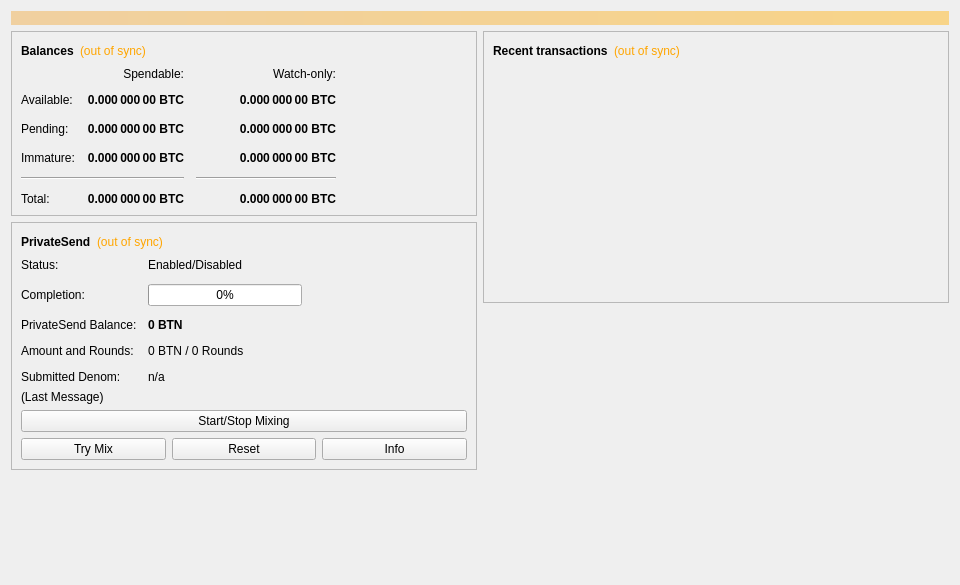
First picture: the form in src/qt/forms/overviewpage.ui, repository modcrypto/bitnexus, before the edit.
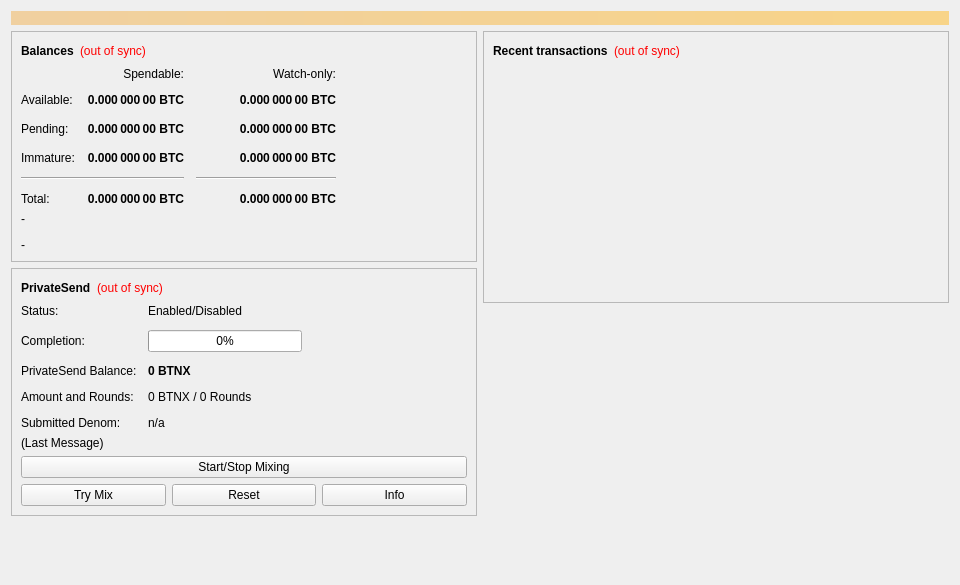
Second picture: the form after the edit.

What changed in the file:
```diff
--- a/src/qt/forms/overviewpage.ui
+++ b/src/qt/forms/overviewpage.ui
@@ -19,9 +19,6 @@
   <property name="windowTitle">
    <string>Form</string>
   </property>
-  <property name="styleSheet">
-   <string notr="true"/>
-  </property>
   <layout class="QVBoxLayout" name="topLayout">
    <item>
     <widget class="QLabel" name="labelAlerts">
@@ -73,7 +70,7 @@
                <string>The displayed information may be out of date. Your wallet automatically synchronizes with the BitcoinNode network after a connection is established, but this process has not completed yet.</string>
               </property>
               <property name="styleSheet">
-               <string notr="true">QLabel { color: orange;}</string>
+               <string notr="true">QLabel { color: red; }</string>
               </property>
               <property name="text">
                <string notr="true">(out of sync)</string>
@@ -401,6 +398,16 @@
             </item>
            </layout>
           </item>
+          <item>
+           <widget class="QLabel" name="MessageLabel">
+            <property name="text">
+             <string>&lt;html&gt;&lt;head/&gt;&lt;body&gt;&lt;p&gt;-&lt;/p&gt;&lt;p&gt;-&lt;/p&gt;&lt;/body&gt;&lt;/html&gt;</string>
+            </property>
+            <property name="wordWrap">
+             <bool>true</bool>
+            </property>
+           </widget>
+          </item>
          </layout>
         </widget>
        </item>
@@ -426,9 +433,6 @@
                 <bold>true</bold>
                </font>
               </property>
-              <property name="styleSheet">
-               <string notr="true"/>
-              </property>
               <property name="text">
                <string>PrivateSend</string>
               </property>
@@ -440,7 +444,7 @@
                <string>The displayed information may be out of date. Your wallet automatically synchronizes with the BitcoinNode network after a connection is established, but this process has not completed yet.</string>
               </property>
               <property name="styleSheet">
-               <string notr="true">QLabel { color: orange; }</string>
+               <string notr="true">QLabel { color: red; }</string>
               </property>
               <property name="text">
                <string notr="true">(out of sync)</string>
@@ -526,7 +530,7 @@
                </font>
               </property>
               <property name="text">
-               <string notr="true">0 BTN</string>
+               <string notr="true">0 BTNX</string>
               </property>
              </widget>
             </item>
@@ -540,7 +544,7 @@
             <item row="3" column="1">
              <widget class="QLabel" name="labelAmountRounds">
               <property name="text">
-               <string>0 BTN / 0 Rounds</string>
+               <string>0 BTNX / 0 Rounds</string>
               </property>
              </widget>
             </item>
@@ -565,9 +569,6 @@
           </item>
           <item>
            <layout class="QVBoxLayout" name="VerticalLayout_PS">
-            <property name="spacing">
-             <number>-1</number>
-            </property>
             <item>
              <widget class="QLabel" name="labelPrivateSendLastMessage">
               <property name="text">
@@ -701,7 +702,7 @@
                <string>The displayed information may be out of date. Your wallet automatically synchronizes with the BitcoinNode network after a connection is established, but this process has not completed yet.</string>
               </property>
               <property name="styleSheet">
-               <string notr="true">QLabel { color: orange; }</string>
+               <string notr="true">QLabel { color: red; }</string>
               </property>
               <property name="text">
                <string notr="true">(out of sync)</string>
```
Left out of the diff: 15 changed lines with no effect on the pictures.
